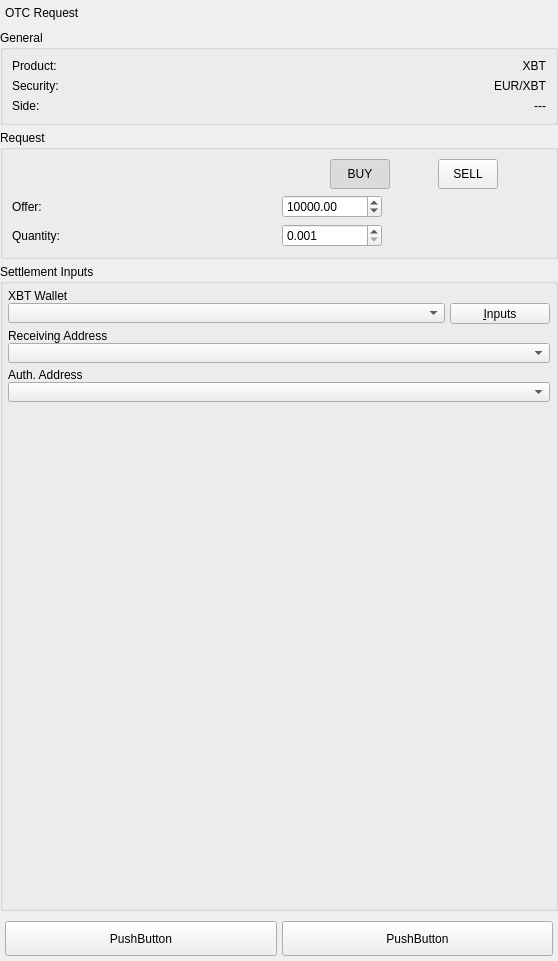
Qt form BlockSettleUILib/ChatUI/OTCShieldWidgets/OTCNegotiationCommonWidget.ui (BlockSettle/terminal) before a commit.
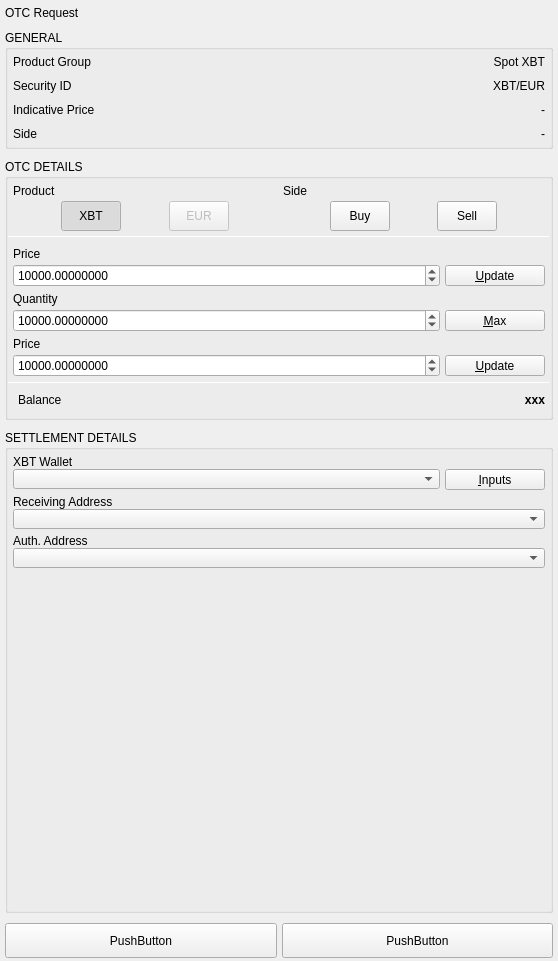
The same form after that commit.

Commit message: Change OTC response and request pages

Diff of the .ui file:
```diff
--- a/BlockSettleUILib/ChatUI/OTCShieldWidgets/OTCNegotiationCommonWidget.ui
+++ b/BlockSettleUILib/ChatUI/OTCShieldWidgets/OTCNegotiationCommonWidget.ui
@@ -13,7 +13,7 @@
   <property name="windowTitle">
    <string>Form</string>
   </property>
-  <layout class="QVBoxLayout" name="verticalLayout_8">
+  <layout class="QVBoxLayout" name="verticalLayout_15">
    <property name="spacing">
     <number>5</number>
    </property>
@@ -70,24 +70,68 @@
     </widget>
    </item>
    <item>
+    <layout class="QVBoxLayout" name="ContentLayout">
+     <property name="spacing">
+      <number>10</number>
+     </property>
+     <property name="leftMargin">
+      <number>5</number>
+     </property>
+     <property name="topMargin">
+      <number>0</number>
+     </property>
+     <property name="rightMargin">
+      <number>5</number>
+     </property>
+     <item>
     <widget class="QGroupBox" name="groupBoxGeneral">
      <property name="title">
-      <string>General</string>
+        <string>GENERAL</string>
+       </property>
+       <property name="wellGroupBoxWithButtonBar" stdset="0">
+        <bool>true</bool>
      </property>
      <layout class="QVBoxLayout" name="verticalLayout_2">
+        <property name="spacing">
+         <number>10</number>
+        </property>
+        <property name="leftMargin">
+         <number>5</number>
+        </property>
+        <property name="topMargin">
+         <number>5</number>
+        </property>
+        <property name="rightMargin">
+         <number>5</number>
+        </property>
+        <property name="bottomMargin">
+         <number>5</number>
+        </property>
       <item>
        <layout class="QHBoxLayout" name="horizontalLayout_2">
+          <property name="spacing">
+           <number>5</number>
+          </property>
+          <property name="leftMargin">
+           <number>0</number>
+          </property>
+          <property name="rightMargin">
+           <number>0</number>
+          </property>
+          <property name="bottomMargin">
+           <number>0</number>
+          </property>
         <item>
          <widget class="QLabel" name="label">
           <property name="text">
-           <string>Product:</string>
+             <string>Product Group</string>
           </property>
          </widget>
         </item>
         <item>
-         <widget class="QLabel" name="labelProduct">
+           <widget class="QLabel" name="productValue">
           <property name="text">
-           <string>XBT</string>
+             <string>Spot XBT</string>
           </property>
           <property name="alignment">
            <set>Qt::AlignRight|Qt::AlignTrailing|Qt::AlignVCenter</set>
@@ -101,17 +145,26 @@
       </item>
       <item>
        <layout class="QHBoxLayout" name="horizontalLayout_3">
+          <property name="spacing">
+           <number>5</number>
+          </property>
+          <property name="leftMargin">
+           <number>0</number>
+          </property>
+          <property name="rightMargin">
+           <number>0</number>
+          </property>
         <item>
          <widget class="QLabel" name="label_2">
           <property name="text">
-           <string>Security:</string>
+             <string>Security ID</string>
           </property>
          </widget>
         </item>
         <item>
          <widget class="QLabel" name="labelSecurity">
           <property name="text">
-           <string>EUR/XBT</string>
+             <string>XBT/EUR</string>
           </property>
           <property name="alignment">
            <set>Qt::AlignRight|Qt::AlignTrailing|Qt::AlignVCenter</set>
@@ -127,8 +180,49 @@
        <widget class="QWidget" name="widgetSideInfo" native="true">
         <layout class="QHBoxLayout" name="horizontalLayout">
          <property name="spacing">
+            <number>5</number>
+           </property>
+           <property name="leftMargin">
           <number>0</number>
          </property>
+           <property name="topMargin">
+            <number>0</number>
+           </property>
+           <property name="rightMargin">
+            <number>0</number>
+           </property>
+           <property name="bottomMargin">
+            <number>0</number>
+           </property>
+           <item>
+            <widget class="QLabel" name="indicativePriceLabel">
+             <property name="text">
+              <string>Indicative Price</string>
+             </property>
+            </widget>
+           </item>
+           <item>
+            <widget class="QLabel" name="indicativePriceValue">
+             <property name="text">
+              <string>-</string>
+             </property>
+             <property name="alignment">
+              <set>Qt::AlignRight|Qt::AlignTrailing|Qt::AlignVCenter</set>
+             </property>
+             <property name="whiteLabel" stdset="0">
+              <bool>true</bool>
+             </property>
+            </widget>
+           </item>
+          </layout>
+         </widget>
+        </item>
+        <item>
+         <widget class="QWidget" name="sideWidget" native="true">
+          <layout class="QHBoxLayout" name="sideLayout">
+           <property name="spacing">
+            <number>5</number>
+           </property>
          <property name="leftMargin">
           <number>0</number>
          </property>
@@ -142,16 +236,16 @@
           <number>0</number>
          </property>
          <item>
-          <widget class="QLabel" name="label_3">
+            <widget class="QLabel" name="sideLabel">
            <property name="text">
-            <string>Side:</string>
+              <string>Side</string>
            </property>
           </widget>
          </item>
          <item>
-          <widget class="QLabel" name="labelSide">
+            <widget class="QLabel" name="sideValue">
            <property name="text">
-            <string>---</string>
+              <string>-</string>
            </property>
            <property name="alignment">
             <set>Qt::AlignRight|Qt::AlignTrailing|Qt::AlignVCenter</set>
@@ -170,15 +264,211 @@
    <item>
     <widget class="QGroupBox" name="groupBoxRequest">
      <property name="title">
-      <string>Request</string>
+        <string>OTC DETAILS</string>
+       </property>
+       <property name="wellGroupBoxWithButtonBar" stdset="0">
+        <bool>true</bool>
      </property>
      <layout class="QGridLayout" name="gridLayout">
-      <item row="0" column="1">
-       <widget class="QWidget" name="widgetSideButtons" native="true">
+        <property name="leftMargin">
+         <number>0</number>
+        </property>
+        <property name="topMargin">
+         <number>0</number>
+        </property>
+        <property name="rightMargin">
+         <number>0</number>
+        </property>
+        <property name="bottomMargin">
+         <number>0</number>
+        </property>
+        <property name="horizontalSpacing">
+         <number>0</number>
+        </property>
+        <property name="verticalSpacing">
+         <number>5</number>
+        </property>
+        <item row="0" column="0">
+         <widget class="QWidget" name="productSideWidget" native="true">
+          <property name="minimumSize">
+           <size>
+            <width>0</width>
+            <height>0</height>
+           </size>
+          </property>
+          <property name="maximumSize">
+           <size>
+            <width>16777215</width>
+            <height>16777215</height>
+           </size>
+          </property>
+          <layout class="QHBoxLayout" name="horizontalLayout_6">
+           <property name="spacing">
+            <number>5</number>
+           </property>
+           <property name="leftMargin">
+            <number>5</number>
+           </property>
+           <property name="topMargin">
+            <number>5</number>
+           </property>
+           <property name="rightMargin">
+            <number>5</number>
+           </property>
+           <property name="bottomMargin">
+            <number>0</number>
+           </property>
+           <item>
+            <widget class="QWidget" name="verticalWidgetProduct" native="true">
+             <property name="minimumSize">
+              <size>
+               <width>0</width>
+               <height>0</height>
+              </size>
+             </property>
+             <layout class="QVBoxLayout" name="verticalLayout_7">
+              <property name="spacing">
+               <number>3</number>
+              </property>
+              <property name="leftMargin">
+               <number>0</number>
+              </property>
+              <property name="topMargin">
+               <number>0</number>
+              </property>
+              <property name="rightMargin">
+               <number>0</number>
+              </property>
+              <property name="bottomMargin">
+               <number>0</number>
+              </property>
+              <item>
+               <widget class="QLabel" name="labelProduct">
+                <property name="text">
+                 <string>Product</string>
+                </property>
+               </widget>
+              </item>
+              <item>
+               <widget class="QWidget" name="widget_2" native="true">
+                <layout class="QHBoxLayout" name="horizontalLayout_11">
+                 <property name="spacing">
+                  <number>0</number>
+                 </property>
+                 <property name="leftMargin">
+                  <number>0</number>
+                 </property>
+                 <property name="topMargin">
+                  <number>0</number>
+                 </property>
+                 <property name="rightMargin">
+                  <number>0</number>
+                 </property>
+                 <property name="bottomMargin">
+                  <number>0</number>
+                 </property>
+                 <item>
+                  <widget class="QPushButton" name="pushButtonNumCcy">
+                   <property name="enabled">
+                    <bool>true</bool>
+                   </property>
+                   <property name="minimumSize">
+                    <size>
+                     <width>60</width>
+                     <height>30</height>
+                    </size>
+                   </property>
+                   <property name="maximumSize">
+                    <size>
+                     <width>60</width>
+                     <height>30</height>
+                    </size>
+                   </property>
+                   <property name="text">
+                    <string>XBT</string>
+                   </property>
+                   <property name="checkable">
+                    <bool>true</bool>
+                   </property>
+                   <property name="checked">
+                    <bool>true</bool>
+                   </property>
+                   <property name="left_button" stdset="0">
+                    <bool>true</bool>
+                   </property>
+                  </widget>
+                 </item>
+                 <item>
+                  <widget class="QPushButton" name="pushButtonDenomCcy">
+                   <property name="enabled">
+                    <bool>false</bool>
+                   </property>
+                   <property name="minimumSize">
+                    <size>
+                     <width>60</width>
+                     <height>30</height>
+                    </size>
+                   </property>
+                   <property name="maximumSize">
+                    <size>
+                     <width>60</width>
+                     <height>30</height>
+                    </size>
+                   </property>
+                   <property name="text">
+                    <string>EUR</string>
+                   </property>
+                   <property name="checkable">
+                    <bool>false</bool>
+                   </property>
+                   <property name="right_button" stdset="0">
+                    <bool>true</bool>
+                   </property>
+                  </widget>
+                 </item>
+                </layout>
+               </widget>
+              </item>
+             </layout>
+            </widget>
+           </item>
+           <item>
+            <widget class="QWidget" name="verticalWidgetSide" native="true">
+             <property name="minimumSize">
+              <size>
+               <width>0</width>
+               <height>0</height>
+              </size>
+             </property>
+             <layout class="QVBoxLayout" name="verticalLayout_8">
+              <property name="spacing">
+               <number>3</number>
+              </property>
+              <property name="leftMargin">
+               <number>1</number>
+              </property>
+              <property name="topMargin">
+               <number>0</number>
+              </property>
+              <property name="rightMargin">
+               <number>0</number>
+              </property>
+              <property name="bottomMargin">
+               <number>0</number>
+              </property>
+              <item>
+               <widget class="QLabel" name="labelSide">
+                <property name="text">
+                 <string>Side</string>
+                </property>
+               </widget>
+              </item>
+              <item>
+               <widget class="QWidget" name="widget" native="true">
         <property name="sideSwitchContainer" stdset="0">
          <bool>true</bool>
         </property>
-        <layout class="QHBoxLayout" name="horizontalLayout_9" stretch="1,0">
+                <layout class="QHBoxLayout" name="horizontalLayout_13">
          <property name="spacing">
           <number>0</number>
          </property>
@@ -209,14 +499,11 @@
             </size>
            </property>
            <property name="text">
-            <string>BUY</string>
+                    <string>Buy</string>
            </property>
            <property name="checkable">
             <bool>true</bool>
            </property>
-           <property name="checked">
-            <bool>true</bool>
-           </property>
            <property name="left_button" stdset="0">
             <bool>true</bool>
            </property>
@@ -237,7 +524,7 @@
             </size>
            </property>
            <property name="text">
-            <string>SELL</string>
+                    <string>Sell</string>
            </property>
            <property name="checkable">
             <bool>true</bool>
@@ -250,86 +537,430 @@
         </layout>
        </widget>
       </item>
-      <item row="1" column="0">
-       <widget class="QLabel" name="labelOffer">
+             </layout>
+            </widget>
+           </item>
+          </layout>
+         </widget>
+        </item>
+        <item row="4" column="0">
+         <widget class="QWidget" name="priceLayoutResponse" native="true">
+          <property name="minimumSize">
+           <size>
+            <width>0</width>
+            <height>0</height>
+           </size>
+          </property>
+          <layout class="QVBoxLayout" name="verticalLayout_13">
+           <property name="spacing">
+            <number>3</number>
+           </property>
+           <property name="leftMargin">
+            <number>5</number>
+           </property>
+           <property name="topMargin">
+            <number>0</number>
+           </property>
+           <property name="rightMargin">
+            <number>5</number>
+           </property>
+           <property name="bottomMargin">
+            <number>0</number>
+           </property>
+           <item>
+            <widget class="QLabel" name="priceLabelResponse">
         <property name="text">
-         <string>Offer:</string>
-        </property>
+              <string>Price</string>
+             </property>
+            </widget>
+           </item>
+           <item>
+            <widget class="QWidget" name="priceWidgetResponse" native="true">
+             <property name="sizePolicy">
+              <sizepolicy hsizetype="MinimumExpanding" vsizetype="Preferred">
+               <horstretch>0</horstretch>
+               <verstretch>0</verstretch>
+              </sizepolicy>
+             </property>
+             <layout class="QHBoxLayout" name="horizontalLayout_12">
+              <property name="spacing">
+               <number>5</number>
+              </property>
+              <property name="leftMargin">
+               <number>0</number>
+              </property>
+              <property name="topMargin">
+               <number>0</number>
+              </property>
+              <property name="rightMargin">
+               <number>0</number>
+              </property>
+              <property name="bottomMargin">
+               <number>0</number>
+              </property>
+              <item>
+               <widget class="QDoubleSpinBox" name="priceSpinBoxResponse">
+                <property name="sizePolicy">
+                 <sizepolicy hsizetype="MinimumExpanding" vsizetype="Fixed">
+                  <horstretch>0</horstretch>
+                  <verstretch>0</verstretch>
+                 </sizepolicy>
+                </property>
+                <property name="maximumSize">
+                 <size>
+                  <width>16777215</width>
+                  <height>16777215</height>
+                 </size>
+                </property>
+                <property name="decimals">
+                 <number>8</number>
+                </property>
+                <property name="minimum">
+                 <double>1.000000000000000</double>
+                </property>
+                <property name="maximum">
+                 <double>1000000.000000000000000</double>
+                </property>
+                <property name="singleStep">
+                 <double>5.000000000000000</double>
+                </property>
+                <property name="value">
+                 <double>10000.000000000000000</double>
+                </property>
+               </widget>
+              </item>
+              <item alignment="Qt::AlignVCenter">
+               <widget class="QPushButton" name="priceUpdateButtonResponse">
+                <property name="minimumSize">
+                 <size>
+                  <width>100</width>
+                  <height>21</height>
+                 </size>
+                </property>
+                <property name="maximumSize">
+                 <size>
+                  <width>100</width>
+                  <height>21</height>
+                 </size>
+                </property>
+                <property name="text">
+                 <string>&amp;Update</string>
+                </property>
+               </widget>
+              </item>
+             </layout>
+            </widget>
+           </item>
+          </layout>
+         </widget>
+        </item>
+        <item row="5" column="0">
+         <widget class="Line" name="lineBeforeBalance">
+          <property name="sizePolicy">
+           <sizepolicy hsizetype="MinimumExpanding" vsizetype="Fixed">
+            <horstretch>0</horstretch>
+            <verstretch>0</verstretch>
+           </sizepolicy>
+          </property>
+          <property name="maximumSize">
+           <size>
+            <width>16777215</width>
+            <height>1</height>
+           </size>
+          </property>
+          <property name="orientation">
+           <enum>Qt::Horizontal</enum>
+          </property>
+         </widget>
+        </item>
+        <item row="6" column="0">
+         <widget class="QWidget" name="balanceLayout" native="true">
+          <property name="minimumSize">
+           <size>
+            <width>0</width>
+            <height>0</height>
+           </size>
+          </property>
+          <layout class="QHBoxLayout" name="horizontalLayout_10">
+           <property name="spacing">
+            <number>3</number>
+           </property>
+           <property name="leftMargin">
+            <number>10</number>
+           </property>
+           <property name="topMargin">
+            <number>5</number>
+           </property>
+           <property name="rightMargin">
+            <number>5</number>
+           </property>
+           <property name="bottomMargin">
+            <number>10</number>
+           </property>
+           <item>
+            <widget class="QLabel" name="cashBalanceLabel">
+             <property name="text">
+              <string>Balance</string>
+             </property>
+            </widget>
+           </item>
+           <item>
+            <widget class="QLabel" name="labelBalanceValue">
+             <property name="styleSheet">
+              <string notr="true">font-weight: bold;</string>
+             </property>
+             <property name="text">
+              <string>xxx</string>
+             </property>
+             <property name="alignment">
+              <set>Qt::AlignRight|Qt::AlignTrailing|Qt::AlignVCenter</set>
+             </property>
+             <property name="whiteLabel" stdset="0">
+              <bool>true</bool>
+             </property>
+            </widget>
+           </item>
+          </layout>
        </widget>
       </item>
       <item row="2" column="0">
-       <widget class="QLabel" name="labelQuantity">
+         <widget class="QWidget" name="priceLayoutRequest" native="true">
+          <property name="minimumSize">
+           <size>
+            <width>0</width>
+            <height>0</height>
+           </size>
+          </property>
+          <layout class="QVBoxLayout" name="verticalLayout_14">
+           <property name="spacing">
+            <number>3</number>
+           </property>
+           <property name="leftMargin">
+            <number>5</number>
+           </property>
+           <property name="topMargin">
+            <number>5</number>
+           </property>
+           <property name="rightMargin">
+            <number>5</number>
+           </property>
+           <property name="bottomMargin">
+            <number>0</number>
+           </property>
+           <item>
+            <widget class="QLabel" name="priceLabelRequest">
         <property name="text">
-         <string>Quantity:</string>
+              <string>Price</string>
         </property>
        </widget>
       </item>
-      <item row="0" column="0">
-       <spacer name="horizontalSpacer">
+           <item>
+            <widget class="QWidget" name="priceWidgetRequest" native="true">
+             <property name="sizePolicy">
+              <sizepolicy hsizetype="MinimumExpanding" vsizetype="Preferred">
+               <horstretch>0</horstretch>
+               <verstretch>0</verstretch>
+              </sizepolicy>
+             </property>
+             <layout class="QHBoxLayout" name="horizontalLayout_14">
+              <property name="spacing">
+               <number>5</number>
+              </property>
+              <property name="leftMargin">
+               <number>0</number>
+              </property>
+              <property name="topMargin">
+               <number>0</number>
+              </property>
+              <property name="rightMargin">
+               <number>0</number>
+              </property>
+              <property name="bottomMargin">
+               <number>0</number>
+              </property>
+              <item>
+               <widget class="QDoubleSpinBox" name="priceSpinBoxRequest">
+                <property name="sizePolicy">
+                 <sizepolicy hsizetype="MinimumExpanding" vsizetype="Fixed">
+                  <horstretch>0</horstretch>
+                  <verstretch>0</verstretch>
+                 </sizepolicy>
+                </property>
+                <property name="maximumSize">
+                 <size>
+                  <width>16777215</width>
+                  <height>16777215</height>
+                 </size>
+                </property>
+                <property name="decimals">
+                 <number>8</number>
+                </property>
+                <property name="minimum">
+                 <double>1.000000000000000</double>
+                </property>
+                <property name="maximum">
+                 <double>1000000.000000000000000</double>
+                </property>
+                <property name="singleStep">
+                 <double>5.000000000000000</double>
+                </property>
+                <property name="value">
+                 <double>10000.000000000000000</double>
+                </property>
+               </widget>
+              </item>
+              <item alignment="Qt::AlignVCenter">
+               <widget class="QPushButton" name="priceUpdateButtonRequest">
+                <property name="minimumSize">
+                 <size>
+                  <width>100</width>
+                  <height>21</height>
+                 </size>
+                </property>
+                <property name="maximumSize">
+                 <size>
+                  <width>100</width>
+                  <height>21</height>
+                 </size>
+                </property>
+                <property name="text">
+                 <string>&amp;Update</string>
+                </property>
+               </widget>
+              </item>
+             </layout>
+            </widget>
+           </item>
+          </layout>
+         </widget>
+        </item>
+        <item row="3" column="0">
+         <widget class="QWidget" name="QuantityLayout" native="true">
+          <property name="minimumSize">
+           <size>
+            <width>0</width>
+            <height>0</height>
+           </size>
+          </property>
+          <layout class="QVBoxLayout" name="verticalLayout_12">
+           <property name="spacing">
+            <number>3</number>
+           </property>
+           <property name="leftMargin">
+            <number>5</number>
+           </property>
+           <property name="topMargin">
+            <number>0</number>
+           </property>
+           <property name="rightMargin">
+            <number>5</number>
+           </property>
+           <property name="bottomMargin">
+            <number>0</number>
+           </property>
+           <item>
+            <widget class="QLabel" name="quantityLabel">
+             <property name="text">
+              <string>Quantity</string>
+             </property>
+            </widget>
+           </item>
+           <item>
+            <widget class="QWidget" name="quantityWidget_2" native="true">
+             <property name="sizePolicy">
+              <sizepolicy hsizetype="MinimumExpanding" vsizetype="Preferred">
+               <horstretch>0</horstretch>
+               <verstretch>0</verstretch>
+              </sizepolicy>
+             </property>
+             <layout class="QHBoxLayout" name="horizontalLayout_8">
+              <property name="spacing">
+               <number>5</number>
+              </property>
+              <property name="leftMargin">
+               <number>0</number>
+              </property>
+              <property name="topMargin">
+               <number>0</number>
+              </property>
+              <property name="rightMargin">
+               <number>0</number>
+              </property>
+              <property name="bottomMargin">
+               <number>0</number>
+              </property>
+              <item>
+               <widget class="QDoubleSpinBox" name="quantitySpinBox">
+                <property name="sizePolicy">
+                 <sizepolicy hsizetype="MinimumExpanding" vsizetype="Fixed">
+                  <horstretch>0</horstretch>
+                  <verstretch>0</verstretch>
+                 </sizepolicy>
+                </property>
+                <property name="maximumSize">
+                 <size>
+                  <width>16777215</width>
+                  <height>16777215</height>
+                 </size>
+                </property>
+                <property name="decimals">
+                 <number>8</number>
+                </property>
+                <property name="minimum">
+                 <double>0.000000000000000</double>
+                </property>
+                <property name="maximum">
+                 <double>1000000.000000000000000</double>
+                </property>
+                <property name="singleStep">
+                 <double>5.000000000000000</double>
+                </property>
+                <property name="value">
+                 <double>10000.000000000000000</double>
+                </property>
+               </widget>
+              </item>
+              <item alignment="Qt::AlignVCenter">
+               <widget class="QPushButton" name="quantityMaxButton">
+                <property name="minimumSize">
+                 <size>
+                  <width>100</width>
+                  <height>21</height>
+                 </size>
+                </property>
+                <property name="maximumSize">
+                 <size>
+                  <width>100</width>
+                  <height>21</height>
+                 </size>
+                </property>
+                <property name="text">
+                 <string>&amp;Max</string>
+                </property>
+               </widget>
+              </item>
+             </layout>
+            </widget>
+           </item>
+          </layout>
+         </widget>
+        </item>
+        <item row="1" column="0">
+         <widget class="Line" name="lineBeforeProduct">
+          <property name="sizePolicy">
+           <sizepolicy hsizetype="MinimumExpanding" vsizetype="Fixed">
+            <horstretch>0</horstretch>
+            <verstretch>0</verstretch>
+           </sizepolicy>
+          </property>
+          <property name="maximumSize">
+           <size>
+            <width>16777215</width>
+            <height>1</height>
+           </size>
+          </property>
         <property name="orientation">
          <enum>Qt::Horizontal</enum>
-        </property>
-        <property name="sizeHint" stdset="0">
-         <size>
-          <width>40</width>
-          <height>20</height>
-         </size>
-        </property>
-       </spacer>
-      </item>
-      <item row="1" column="1">
-       <widget class="QDoubleSpinBox" name="doubleSpinBoxOffer">
-        <property name="sizePolicy">
-         <sizepolicy hsizetype="Expanding" vsizetype="Fixed">
-          <horstretch>0</horstretch>
-          <verstretch>0</verstretch>
-         </sizepolicy>
-        </property>
-        <property name="maximumSize">
-         <size>
-          <width>100</width>
-          <height>16777215</height>
-         </size>
-        </property>
-        <property name="minimum">
-         <double>1.000000000000000</double>
-        </property>
-        <property name="maximum">
-         <double>1000000.000000000000000</double>
-        </property>
-        <property name="singleStep">
-         <double>100.000000000000000</double>
-        </property>
-        <property name="value">
-         <double>10000.000000000000000</double>
-        </property>
-       </widget>
-      </item>
-      <item row="2" column="1">
-       <widget class="QDoubleSpinBox" name="doubleSpinBoxQuantity">
-        <property name="sizePolicy">
-         <sizepolicy hsizetype="Expanding" vsizetype="Fixed">
-          <horstretch>0</horstretch>
-          <verstretch>0</verstretch>
-         </sizepolicy>
-        </property>
-        <property name="maximumSize">
-         <size>
-          <width>100</width>
-          <height>16777215</height>
-         </size>
-        </property>
-        <property name="decimals">
-         <number>3</number>
-        </property>
-        <property name="minimum">
-         <double>0.001000000000000</double>
-        </property>
-        <property name="maximum">
-         <double>10000.000000000000000</double>
-        </property>
-        <property name="singleStep">
-         <double>0.001000000000000</double>
         </property>
        </widget>
       </item>
@@ -339,7 +970,10 @@
    <item>
     <widget class="QGroupBox" name="groupBoxSettlementInputs">
      <property name="title">
-      <string>Settlement Inputs</string>
+        <string>SETTLEMENT DETAILS</string>
+       </property>
+       <property name="wellGroupBoxWithButtonBar" stdset="0">
+        <bool>true</bool>
      </property>
      <layout class="QVBoxLayout" name="verticalLayout_6">
       <property name="spacing">
@@ -355,7 +989,7 @@
        <number>5</number>
       </property>
       <property name="bottomMargin">
-       <number>0</number>
+         <number>5</number>
       </property>
       <item>
        <layout class="QVBoxLayout" name="verticalLayout_5">
@@ -507,6 +1141,8 @@
      </layout>
     </widget>
    </item>
+    </layout>
+   </item>
    <item>
     <widget class="QWidget" name="widgetButtons" native="true">
      <property name="minimumSize">
@@ -532,7 +1168,7 @@
        <number>5</number>
       </property>
       <property name="bottomMargin">
-       <number>5</number>
+       <number>3</number>
       </property>
       <item>
        <widget class="QPushButton" name="pushButtonCancel">
```
Left out of the diff: 10 changed lines with no effect on the pictures. Lines whose indentation alone changed are shown as unchanged. The commit also changes 12 other files.
